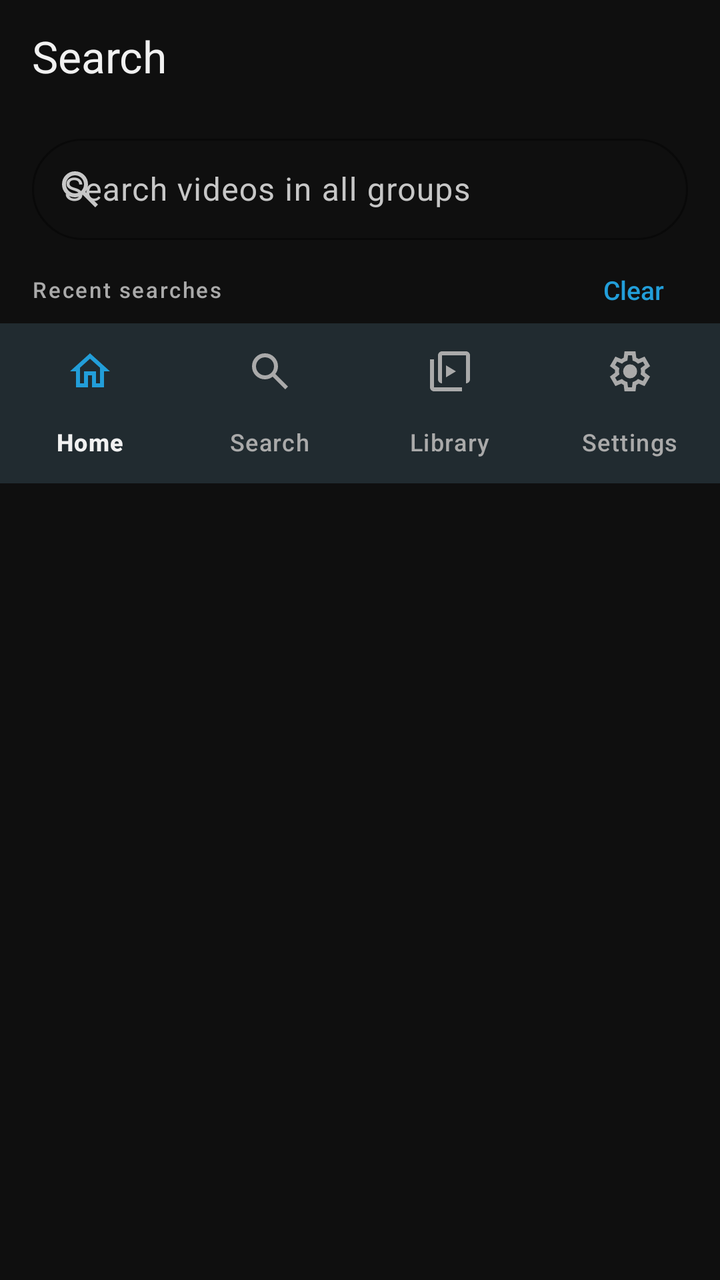
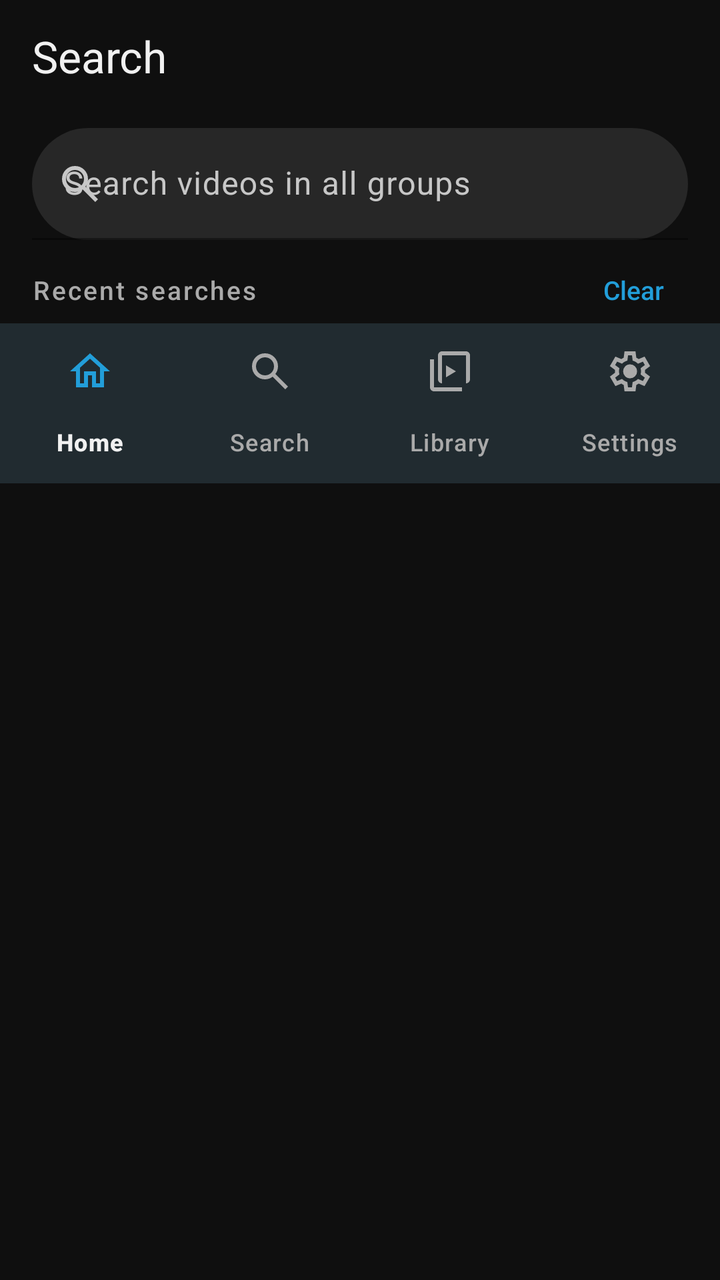

The first picture is an Android layout as it rendered before a commit; the second is the same layout after the commit. The layout source and the unified diff follow.
<!-- AndroidManifest.xml: application theme Theme.NobiStream -->
<!-- res/layout/activity_search.xml -->
<?xml version="1.0" encoding="utf-8"?>
<LinearLayout xmlns:android="http://schemas.android.com/apk/res/android"
    xmlns:app="http://schemas.android.com/apk/res-auto"
    android:layout_width="match_parent"
    android:layout_height="match_parent"
    android:fitsSystemWindows="true"
    android:orientation="vertical">

    
    <com.google.android.material.appbar.MaterialToolbar
        android:id="@+id/toolbar"
        android:layout_width="match_parent"
        android:layout_height="@dimen/toolbar_height"
        android:background="@color/background"
        app:title="@string/search_title"
        app:titleTextColor="@color/text_primary" />

    <LinearLayout
        android:layout_width="match_parent"
        android:layout_height="wrap_content"
        android:layout_marginStart="@dimen/screen_margin"
        android:layout_marginTop="@dimen/spacing_8"
        android:layout_marginEnd="@dimen/screen_margin"
        android:gravity="center_vertical"
        android:orientation="horizontal">

        <com.google.android.material.textfield.TextInputLayout
            android:id="@+id/searchLayout"
            style="@style/Widget.NobiStream.TextInputLayout.Search"
            android:layout_width="match_parent"
            android:layout_height="@dimen/search_field_height"
            android:hint="@string/search_hint"
            app:startIconDrawable="@drawable/ic_search">

            <com.google.android.material.textfield.TextInputEditText
                android:id="@+id/searchEdit"
                android:layout_width="match_parent"
                android:layout_height="match_parent"
                android:imeOptions="actionSearch"
                android:inputType="text"
                android:maxLines="1" />
        </com.google.android.material.textfield.TextInputLayout>
    </LinearLayout>

    
    <com.google.android.material.chip.Chip
        android:id="@+id/pasteLinkChip"
        style="@style/Widget.NobiStream.Chip.Filter"
        android:layout_width="wrap_content"
        android:layout_height="wrap_content"
        android:layout_marginStart="@dimen/screen_margin"
        android:layout_marginTop="@dimen/spacing_8"
        android:checkable="false"
        android:text="@string/v8_paste_link"
        android:visibility="gone" />

    
    <LinearLayout
        android:id="@+id/recentContainer"
        android:layout_width="match_parent"
        android:layout_height="wrap_content"
        android:orientation="vertical"
        android:paddingTop="@dimen/spacing_8">

        <LinearLayout
            android:layout_width="match_parent"
            android:layout_height="wrap_content"
            android:gravity="center_vertical"
            android:orientation="horizontal"
            android:paddingStart="@dimen/screen_margin"
            android:paddingEnd="@dimen/screen_margin">

            <TextView
                style="@style/Text.NobiStream.SectionHeader"
                android:layout_width="0dp"
                android:layout_height="wrap_content"
                android:layout_weight="1"
                android:text="@string/search_recent" />

            <TextView
                android:id="@+id/recentClearButton"
                android:layout_width="wrap_content"
                android:layout_height="wrap_content"
                android:background="?attr/selectableItemBackground"
                android:fontFamily="sans-serif-medium"
                android:paddingStart="@dimen/spacing_12"
                android:paddingTop="@dimen/spacing_8"
                android:paddingEnd="@dimen/spacing_12"
                android:paddingBottom="@dimen/spacing_8"
                android:text="@string/search_recent_clear"
                android:textColor="@color/primary"
                android:textSize="13sp" />
        </LinearLayout>

        <androidx.recyclerview.widget.RecyclerView
            android:id="@+id/recentRecycler"
            android:layout_width="match_parent"
            android:layout_height="wrap_content"
            android:nestedScrollingEnabled="false"
            app:layoutManager="androidx.recyclerview.widget.LinearLayoutManager" />
    </LinearLayout>

    
    <FrameLayout
        android:id="@+id/skeletonContainer"
        android:layout_width="match_parent"
        android:layout_height="wrap_content"
        android:visibility="gone">

        <GridLayout
            android:id="@+id/skeletonGrid"
            android:layout_width="match_parent"
            android:layout_height="wrap_content"
            android:columnCount="1"
            android:paddingStart="@dimen/screen_margin"
            android:paddingEnd="@dimen/screen_margin">

            <include
                layout="@layout/item_skeleton"
                android:layout_width="0dp"
                android:layout_height="wrap_content"
                android:layout_columnWeight="1"
                android:layout_marginHorizontal="6dp"
                android:layout_marginVertical="8dp" />

            <include
                layout="@layout/item_skeleton"
                android:layout_width="0dp"
                android:layout_height="wrap_content"
                android:layout_columnWeight="1"
                android:layout_marginHorizontal="6dp"
                android:layout_marginVertical="8dp" />

            <include
                layout="@layout/item_skeleton"
                android:layout_width="0dp"
                android:layout_height="wrap_content"
                android:layout_columnWeight="1"
                android:layout_marginHorizontal="6dp"
                android:layout_marginVertical="8dp" />

            <include
                layout="@layout/item_skeleton"
                android:layout_width="0dp"
                android:layout_height="wrap_content"
                android:layout_columnWeight="1"
                android:layout_marginHorizontal="6dp"
                android:layout_marginVertical="8dp" />
        </GridLayout>

        <View
            android:id="@+id/shimmerSweep"
            android:layout_width="160dp"
            android:layout_height="match_parent"
            android:background="@drawable/v8_shimmer_sweep"
            android:translationX="-160dp" />
    </FrameLayout>

    <androidx.recyclerview.widget.RecyclerView
        android:id="@+id/resultsRecycler"
        android:layout_width="match_parent"
        android:layout_height="0dp"
        android:layout_weight="1"
        android:clipToPadding="false"
        android:paddingStart="@dimen/screen_margin"
        android:paddingEnd="@dimen/screen_margin"
        android:paddingBottom="@dimen/spacing_8"
        android:visibility="gone" />

    <com.nobi.nobistream.ui.components.EmptyStateView
        android:id="@+id/emptyState"
        android:layout_width="match_parent"
        android:layout_height="0dp"
        android:layout_weight="1"
        android:visibility="gone" />

    <com.nobi.nobistream.ui.components.ErrorStateView
        android:id="@+id/errorState"
        android:layout_width="match_parent"
        android:layout_height="0dp"
        android:layout_weight="1"
        android:visibility="gone" />

    
    <include
        android:id="@+id/bottomNav"
        layout="@layout/layout_bottom_nav"
        android:layout_width="match_parent"
        android:layout_height="wrap_content" />

</LinearLayout>
<!-- res/layout/item_skeleton.xml (included above) -->
<?xml version="1.0" encoding="utf-8"?>
<androidx.constraintlayout.widget.ConstraintLayout xmlns:android="http://schemas.android.com/apk/res/android"
    xmlns:app="http://schemas.android.com/apk/res-auto"
    android:layout_width="match_parent"
    android:layout_height="wrap_content">

    <View
        android:id="@+id/skeletonThumb"
        android:layout_width="0dp"
        android:layout_height="0dp"
        android:background="@drawable/skeleton_bg"
        app:layout_constraintDimensionRatio="16:9"
        app:layout_constraintEnd_toEndOf="parent"
        app:layout_constraintStart_toStartOf="parent"
        app:layout_constraintTop_toTopOf="parent" />

    <View
        android:id="@+id/skeletonTitle"
        android:layout_width="0dp"
        android:layout_height="14dp"
        android:layout_marginTop="@dimen/spacing_8"
        android:background="@drawable/skeleton_bg"
        app:layout_constraintEnd_toEndOf="parent"
        app:layout_constraintStart_toStartOf="parent"
        app:layout_constraintTop_toBottomOf="@id/skeletonThumb" />

    <View
        android:id="@+id/skeletonMeta"
        android:layout_width="120dp"
        android:layout_height="12dp"
        android:layout_marginTop="@dimen/spacing_4"
        android:layout_marginBottom="@dimen/spacing_12"
        android:background="@drawable/skeleton_bg"
        app:layout_constraintBottom_toBottomOf="parent"
        app:layout_constraintStart_toStartOf="parent"
        app:layout_constraintTop_toBottomOf="@id/skeletonTitle" />
</androidx.constraintlayout.widget.ConstraintLayout>
<!-- res/layout/layout_bottom_nav.xml (included above) -->
<?xml version="1.0" encoding="utf-8"?>
<com.google.android.material.bottomnavigation.BottomNavigationView xmlns:android="http://schemas.android.com/apk/res/android"
    xmlns:app="http://schemas.android.com/apk/res-auto"
    android:id="@+id/bottomNav"
    android:layout_width="match_parent"
    android:layout_height="@dimen/nav_bar_height"
    android:background="@color/surface"
    android:fitsSystemWindows="true"
    app:itemActiveIndicatorStyle="@style/Widget.NobiStream.BottomNav.ActiveIndicator"
    app:itemIconTint="@color/nav_icon_tint"
    app:itemTextColor="@color/nav_label_tint"
    app:labelVisibilityMode="labeled"
    app:menu="@menu/bottom_nav" />
<!-- resources referenced by this layout -->
<resources>
  <color name="background">#0F0F0F</color>
  <color name="primary">#229ED9</color>
  <color name="surface">#212121</color>
  <color name="text_primary">#F1F1F1</color>
  <dimen name="nav_bar_height">80dp</dimen>
  <dimen name="screen_margin">16dp</dimen>
  <dimen name="search_field_height">56dp</dimen>
  <dimen name="spacing_12">12dp</dimen>
  <dimen name="spacing_4">4dp</dimen>
  <dimen name="spacing_8">8dp</dimen>
  <dimen name="toolbar_height">56dp</dimen>
  <!-- drawable skeleton_bg (drawable) -->
  <?xml version="1.0" encoding="utf-8"?>
  <shape xmlns:android="http://schemas.android.com/apk/res/android"
      android:shape="rectangle">
      <solid android:color="@color/surface_variant" />
      <corners android:radius="@dimen/corner_thumb" />
  </shape>
  <string name="search_hint">Search videos in all groups</string>
  <string name="search_recent">Recent searches</string>
  <string name="search_recent_clear">Clear</string>
  <string name="search_title">Search</string>
  <string name="v8_paste_link">Paste Telegram link</string>
  <style name="Text.NobiStream.SectionHeader" parent="TextAppearance.Material3.LabelLarge">
          <item name="android:textSize">@dimen/text_overline</item>
          <item name="android:textColor">@color/text_secondary</item>
          <item name="android:fontFamily">sans-serif-medium</item>
          <item name="android:letterSpacing">0.08</item>
      </style>
  <color name="surface_variant">#272727</color>
  <dimen name="corner_thumb">12dp</dimen>
  <dimen name="text_overline">11sp</dimen>
  <color name="text_secondary">#AAAAAA</color>
  <color name="nav_indicator">#33229ED9</color>
  <dimen name="chip_height">36dp</dimen>
  <dimen name="chip_padding">12dp</dimen>
  <dimen name="card_stroke_width">1dp</dimen>
  <dimen name="corner_full">999dp</dimen>
  <style name="Widget.NobiStream.TextInputLayout" parent="Widget.Material3.TextInputLayout.OutlinedBox">
          <item name="boxStrokeColor">@color/outline</item>
          <item name="hintTextColor">@color/text_secondary</item>
          <item name="boxCornerRadiusTopStart">@dimen/corner_small</item>
          <item name="boxCornerRadiusTopEnd">@dimen/corner_small</item>
          <item name="boxCornerRadiusBottomStart">@dimen/corner_small</item>
          <item name="boxCornerRadiusBottomEnd">@dimen/corner_small</item>
      </style>
  <color name="primary_dark">#1B7FB8</color>
  <color name="on_surface_variant">#C7C7C7</color>
  <color name="error">#E5484D</color>
  <color name="on_error">#FFFFFF</color>
  <style name="Theme.NobiStream.BottomSheetDialog" parent="ThemeOverlay.Material3.BottomSheetDialog">
          <item name="bottomSheetStyle">@style/Widget.NobiStream.BottomSheet</item>
      </style>
  <color name="outline">#717171</color>
  <dimen name="corner_small">12dp</dimen>
  <style name="Shape.NobiStream.Dialog" parent="ShapeAppearance.Material3.MediumComponent">
          <item name="cornerFamily">rounded</item>
          <item name="cornerSize">@dimen/corner_dialog</item>
      </style>
  <style name="Widget.NobiStream.Button.Text" parent="Widget.Material3.Button.TextButton">
          <item name="android:minHeight">@dimen/button_height_small</item>
          <item name="android:textColor">@color/primary</item>
      </style>
  <style name="Widget.NobiStream.BottomSheet" parent="Widget.Material3.BottomSheet">
          <item name="backgroundTint">@color/surface</item>
          <item name="shapeAppearance">@style/Shape.NobiStream.BottomSheet</item>
      </style>
  <dimen name="corner_dialog">28dp</dimen>
  <dimen name="button_height_small">48dp</dimen>
  <dimen name="corner_sheet">28dp</dimen>
  <!-- unchanged entries left out for length: 9 -->
</resources>

<!-- the commit's change to res/layout/activity_search.xml (unified diff, before → after) -->
@@ -89,7 +89,7 @@
                 android:paddingBottom="@dimen/spacing_8"
                 android:text="@string/search_recent_clear"
                 android:textColor="@color/primary"
-                android:textSize="13sp" />
+                android:textSize="@dimen/text_action" />
         </LinearLayout>
 
         <androidx.recyclerview.widget.RecyclerView
@@ -155,6 +155,18 @@
             android:background="@drawable/v8_shimmer_sweep"
             android:translationX="-160dp" />
     </FrameLayout>
+
+    
+    <TextView
+        android:id="@+id/resultCount"
+        android:layout_width="match_parent"
+        android:layout_height="wrap_content"
+        android:paddingStart="@dimen/screen_margin"
+        android:paddingTop="@dimen/spacing_8"
+        android:paddingEnd="@dimen/screen_margin"
+        android:textColor="@color/text_secondary"
+        android:textSize="@dimen/text_caption"
+        android:visibility="gone" />
 
     <androidx.recyclerview.widget.RecyclerView
         android:id="@+id/resultsRecycler"
<!-- resource entries referenced after the edit -->
@@ -10,6 +10,8 @@
   <dimen name="spacing_12">12dp</dimen>
   <dimen name="spacing_4">4dp</dimen>
   <dimen name="spacing_8">8dp</dimen>
+  <dimen name="text_action">13sp</dimen>
+  <dimen name="text_caption">12sp</dimen>
   <dimen name="toolbar_height">56dp</dimen>
   <!-- drawable skeleton_bg (drawable) -->
   <?xml version="1.0" encoding="utf-8"?>
@@ -24,27 +26,28 @@
   <string name="search_title">Search</string>
   <string name="v8_paste_link">Paste Telegram link</string>
   <style name="Text.NobiStream.SectionHeader" parent="TextAppearance.Material3.LabelLarge">
-          <item name="android:textSize">@dimen/text_overline</item>
+          <item name="android:textSize">@dimen/text_action</item>
           <item name="android:textColor">@color/text_secondary</item>
           <item name="android:fontFamily">sans-serif-medium</item>
           <item name="android:letterSpacing">0.08</item>
       </style>
   <color name="surface_variant">#272727</color>
   <dimen name="corner_thumb">12dp</dimen>
-  <dimen name="text_overline">11sp</dimen>
   <color name="text_secondary">#AAAAAA</color>
   <color name="nav_indicator">#33229ED9</color>
   <dimen name="chip_height">36dp</dimen>
   <dimen name="chip_padding">12dp</dimen>
   <dimen name="card_stroke_width">1dp</dimen>
   <dimen name="corner_full">999dp</dimen>
-  <style name="Widget.NobiStream.TextInputLayout" parent="Widget.Material3.TextInputLayout.OutlinedBox">
+  <style name="Widget.NobiStream.TextInputLayout" parent="Widget.Material3.TextInputLayout.FilledBox">
+          <item name="boxBackgroundColor">@color/surface_variant</item>
           <item name="boxStrokeColor">@color/outline</item>
           <item name="hintTextColor">@color/text_secondary</item>
-          <item name="boxCornerRadiusTopStart">@dimen/corner_small</item>
-          <item name="boxCornerRadiusTopEnd">@dimen/corner_small</item>
-          <item name="boxCornerRadiusBottomStart">@dimen/corner_small</item>
-          <item name="boxCornerRadiusBottomEnd">@dimen/corner_small</item>
+          <item name="boxCornerRadiusTopStart">@dimen/corner_medium</item>
+          <item name="boxCornerRadiusTopEnd">@dimen/corner_medium</item>
+          <item name="boxCornerRadiusBottomStart">@dimen/corner_medium</item>
+          <item name="boxCornerRadiusBottomEnd">@dimen/corner_medium</item>
+          <item name="endIconMode">clear_text</item>
       </style>
   <color name="primary_dark">#1B7FB8</color>
   <color name="on_surface_variant">#C7C7C7</color>
@@ -54,7 +57,7 @@
           <item name="bottomSheetStyle">@style/Widget.NobiStream.BottomSheet</item>
       </style>
   <color name="outline">#717171</color>
-  <dimen name="corner_small">12dp</dimen>
+  <dimen name="corner_medium">16dp</dimen>
   <style name="Shape.NobiStream.Dialog" parent="ShapeAppearance.Material3.MediumComponent">
           <item name="cornerFamily">rounded</item>
           <item name="cornerSize">@dimen/corner_dialog</item>
